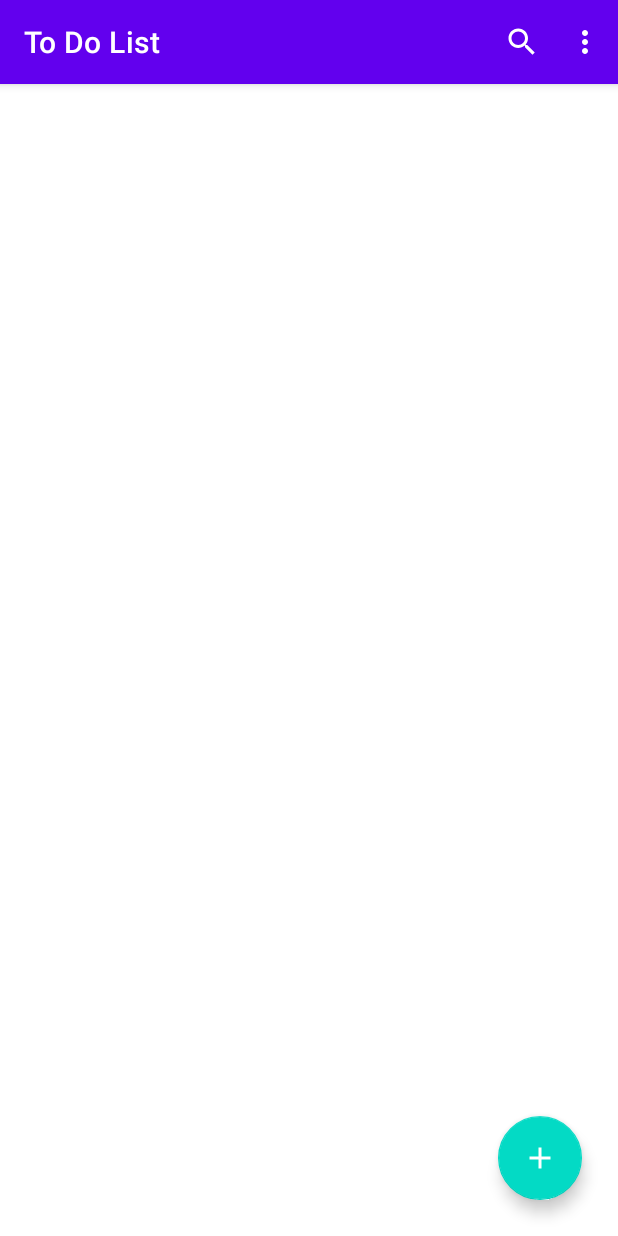
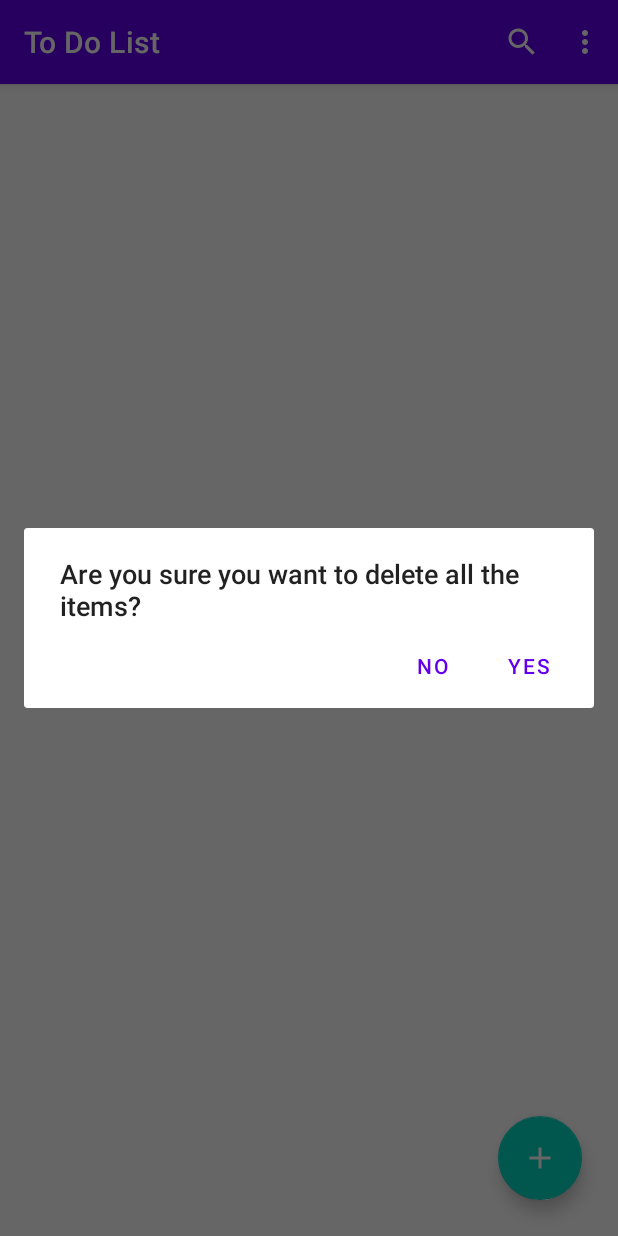
Before and after one commit to IrinaBBB/ToDoList-Android-, an Android app: the screen it shows after launch (MainActivity), in the options menu, after a tap on "Delete All", on a phone screen of 412 x 824 dp. Run offline under Robolectric (Android 15) with nearby library versions, the phone set to English and light mode, and no system bars; our stand-ins replace Room's generated code, navigation-ui.

Commit message:
add: delete all the items functionality

```diff
--- a/app/src/main/java/ru/irinavb/todolist/data/ToDoDao.kt
+++ b/app/src/main/java/ru/irinavb/todolist/data/ToDoDao.kt
@@ -18,4 +18,7 @@ interface ToDoDao {
 
     @Delete
     suspend fun deleteData(toDoData: ToDoData)
+
+    @Query("DELETE FROM todo_table")
+    suspend fun deleteAll()
 }
--- a/app/src/main/java/ru/irinavb/todolist/data/repositories/ToDoRepository.kt
+++ b/app/src/main/java/ru/irinavb/todolist/data/repositories/ToDoRepository.kt
@@ -19,4 +19,8 @@ class ToDoRepository(private val toDoDao: ToDoDao) {
     suspend fun deleteData(toDoData: ToDoData) {
         toDoDao.deleteData(toDoData)
     }
+
+    suspend fun deleteAll() {
+        toDoDao.deleteAll()
+    }
 }
--- a/app/src/main/java/ru/irinavb/todolist/fragments/list/ListFragment.kt
+++ b/app/src/main/java/ru/irinavb/todolist/fragments/list/ListFragment.kt
@@ -1,9 +1,11 @@
 package ru.irinavb.todolist.fragments.list
 
+import android.app.AlertDialog
 import android.os.Bundle
 import android.view.*
 import android.widget.LinearLayout
 import android.widget.ListAdapter
+import android.widget.Toast
 import androidx.fragment.app.Fragment
 import androidx.fragment.app.viewModels
 import androidx.lifecycle.Observer
@@ -51,4 +53,24 @@ class ListFragment : Fragment() {
     override fun onCreateOptionsMenu(menu: Menu, inflater: MenuInflater) {
         inflater.inflate(R.menu.list_fragment_menu, menu)
     }
+
+    override fun onOptionsItemSelected(item: MenuItem): Boolean {
+        when (item.itemId) {
+            R.id.menu_delete_all -> confirmRemoval()
+        }
+        return super.onOptionsItemSelected(item)
+    }
+
+    private fun confirmRemoval() {
+        val builder = AlertDialog.Builder(requireContext())
+        builder.setPositiveButton("Yes") {_, _ ->
+            toDoViewModel.deleteAll()
+            Toast.makeText(activity, "Successfully removed everything!", Toast
+                .LENGTH_SHORT).show()
+        }
+        builder.setNegativeButton("No") {_, _ ->}
+        builder.setTitle("Delete All the Items?")
+        builder.setTitle("Are you sure you want to delete all the items?")
+        builder.create().show()
+    }
 }
```
Also changed, not shown: app/src/main/java/ru/irinavb/todolist/viewmodels/ToDoViewModel.kt (+7 -0 lines), gradle.properties (line endings or trailing spaces).
